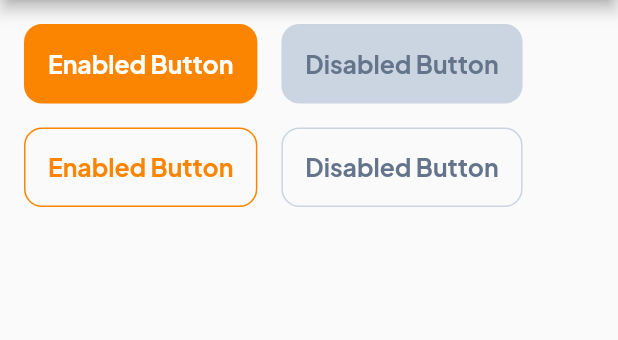
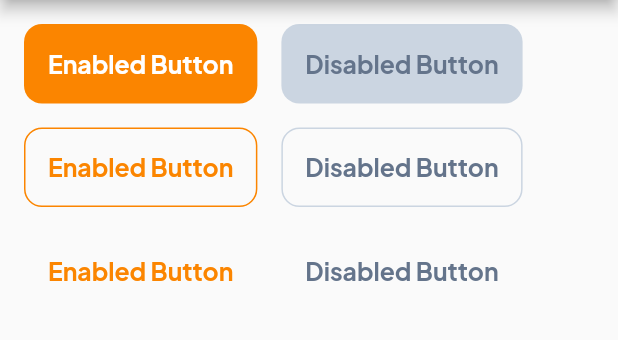
Before and after one commit to bryanbarrios/resume_room, a Flutter app: the screen it shows after launch, on a phone screen of 412 x 824 dp, the part 84-424 px from its top. Run offline on Flutter 3.47's test engine with Material 2 defaults, Android fonts, the phone set to English and light mode, and no system bars; our stand-ins replace flutter_screenutil.

Commit message:
feat(theme): add text button theme

```diff
--- a/lib/src/core/ui/theme/theme.dart
+++ b/lib/src/core/ui/theme/theme.dart
@@ -16,7 +16,9 @@ class AppTheme {
       buttonColor: KColors.primary,
       textTheme: _textTheme(context),
       elevatedButtonTheme: _elevatedButtonThemeData(context),
-        outlinedButtonTheme: _outlinedButtonThemeData(context));
+      outlinedButtonTheme: _outlinedButtonThemeData(context),
+      textButtonTheme: _textButtonThemeData(context),
+    );
   }
 
   static ThemeData get darkTheme {
@@ -79,10 +81,8 @@ class AppTheme {
         padding: MaterialStateProperty.all<EdgeInsets>(
           const EdgeInsets.all(16),
         ),
-        shape: MaterialStateProperty.resolveWith<RoundedRectangleBorder>(
-          (states) => states.contains(MaterialState.disabled)
-              ? RoundedRectangleBorder(borderRadius: BorderRadius.circular(12))
-              : RoundedRectangleBorder(borderRadius: BorderRadius.circular(12)),
+        shape: MaterialStateProperty.all<RoundedRectangleBorder>(
+          RoundedRectangleBorder(borderRadius: BorderRadius.circular(12)),
         ),
         side: MaterialStateProperty.resolveWith<BorderSide>(
           (states) => states.contains(MaterialState.disabled)
@@ -96,6 +96,39 @@ class AppTheme {
                 ),
         ),
         elevation: MaterialStateProperty.all<double>(0),
+        overlayColor: MaterialStateProperty.all<Color>(
+          KColors.primary.withOpacity(.05),
+        ),
+      ),
+    );
+  }
+
+  static TextButtonThemeData _textButtonThemeData(BuildContext context) {
+    return TextButtonThemeData(
+      style: ButtonStyle(
+        backgroundColor: MaterialStateProperty.all<Color>(Colors.transparent),
+        foregroundColor: MaterialStateProperty.resolveWith<Color>(
+          (states) => states.contains(MaterialState.disabled)
+              ? KColors.blueGray
+              : KColors.primary,
+        ),
+        textStyle: MaterialStateProperty.all<TextStyle>(
+          TextStyles.textBase(context)
+              .copyWith(
+                fontWeight: FontWeight.w600,
+              )
+              .apply(
+                fontFamily: 'Plus Jakarta Sans',
+              ),
+        ),
+        padding: MaterialStateProperty.all<EdgeInsets>(
+          const EdgeInsets.all(16),
+        ),
+        shape: MaterialStateProperty.all<RoundedRectangleBorder>(
+          RoundedRectangleBorder(
+            borderRadius: BorderRadius.circular(12),
+          ),
+        ),
         overlayColor: MaterialStateProperty.all<Color>(
           KColors.primary.withOpacity(.05),
         ),
--- a/lib/src/features/home/home.dart
+++ b/lib/src/features/home/home.dart
@@ -29,6 +29,14 @@ class HomePage extends StatelessWidget {
               onPressed: null,
               child: Text("Disabled Button"),
             ),
+            TextButton(
+              onPressed: () => "pressed",
+              child: const Text("Enabled Button"),
+            ),
+            const TextButton(
+              onPressed: null,
+              child: Text("Disabled Button"),
+            ),
           ],
         ),
       ),
```
Lines whose indentation alone changed are shown as unchanged.
